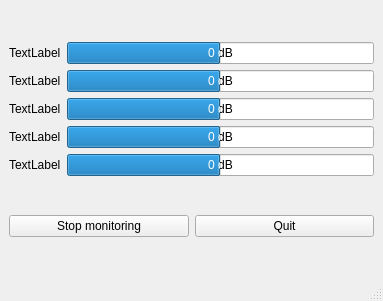
Above: hpimon.ui from jjnurminen/hpimon before the change. Below: the same form after it.
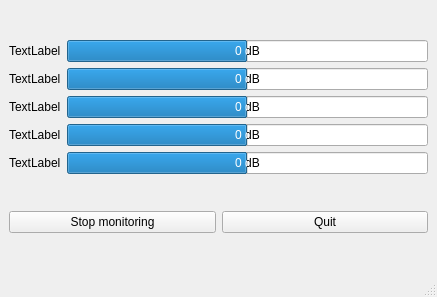
That is the form after the change.

```diff
--- a/hpimon.ui
+++ b/hpimon.ui
@@ -6,8 +6,8 @@
    <rect>
     <x>0</x>
     <y>0</y>
-    <width>383</width>
-    <height>301</height>
+    <width>437</width>
+    <height>297</height>
    </rect>
   </property>
   <property name="windowTitle">
```
Left out of the diff: 6 changed lines with no effect on the pictures.
